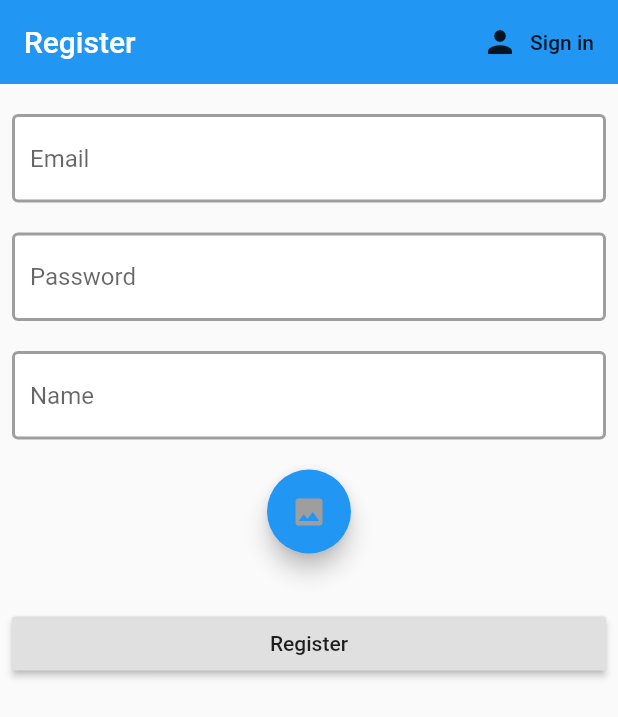
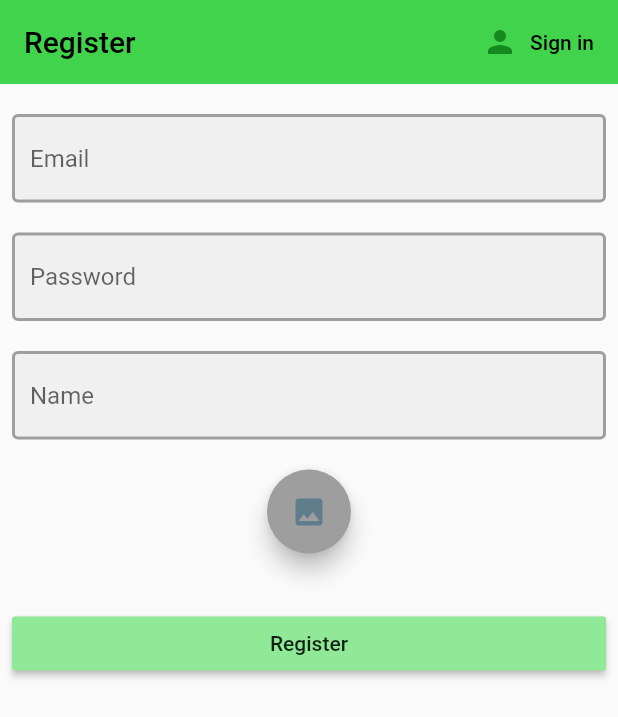
Before and after one commit to Chokolite/test_flutter_app_with_firebase, a Flutter app: the screen it shows after launch, after a tap on "Sign in", after a tap on "Register", on a phone screen of 412 x 824 dp. Shown: the top 717 px of the screen. Run offline on Flutter 3.47's test engine with Material 2 defaults, Android fonts, the phone set to English and light mode, and no system bars; our stand-ins replace cloud_firestore, firebase_auth, firebase_core, firebase_storage, google_sign_in, image_picker; accounts and stored records are empty; network calls fail.

Commit message:
changed color theme added "send from camera"

```diff
--- a/lib/main.dart
+++ b/lib/main.dart
@@ -2,6 +2,7 @@ import 'package:firebase_core/firebase_core.dart';
 import 'package:flutter/material.dart';
 import 'package:my_flutter_app_with_firebase/screens/Wrapper.dart';
 import 'package:my_flutter_app_with_firebase/services/AuthService.dart';
+import 'package:my_flutter_app_with_firebase/shared/Constants.dart';
 import 'package:provider/provider.dart';
 
 import 'model/UserData.dart';
@@ -19,6 +20,11 @@ class MyApp extends StatelessWidget {
     return StreamProvider<UserData>.value(
       value: AuthService().user,
       child: MaterialApp(
+        theme: ThemeData(
+          appBarTheme: AppBarTheme(
+            color: appBarColor,
+        ),
+        ),
        home: Wrapper()),
     );
   }
--- a/lib/screens/authenticate/Register.dart
+++ b/lib/screens/authenticate/Register.dart
@@ -31,15 +31,15 @@ class _RegisterState extends State<Register> {
   Widget build(BuildContext context) {
     return Scaffold(
       appBar: AppBar(
-        title: Text("Register"),
+        title: Text("Register", style: textColor,),
         elevation: 0.0,
         actions: [
           FlatButton.icon(
             onPressed: () {
               widget.switchView();
             },
-            icon: Icon(Icons.person),
-            label: Text("Sign in"),
+            icon: Icon(Icons.person, color: iconColor,),
+            label: Text("Sign in", style: textColor,),
           ),
         ],
       ),
@@ -73,9 +73,10 @@ class _RegisterState extends State<Register> {
               ),
               SizedBox(height: 20.0),
               FloatingActionButton(
+                backgroundColor: _picked ? buttonColor : Colors.grey,
                 child: Icon(
                   Icons.image,
-                  color: _picked ? Colors.green : Colors.grey,
+                  color: _picked ? Colors.green : Colors.blueGrey,
                 ),
                 onPressed: () async {
                   image = File((await ImagePicker()
@@ -92,6 +93,7 @@ class _RegisterState extends State<Register> {
                   child:
                   image == null ? Text("") : Image.file(image)),
               RaisedButton(
+                color: buttonColor,
                 child: Text("Register"),
                 onPressed: () async {
                   if (_formKey.currentState.validate()) {
--- a/lib/screens/authenticate/SignIn.dart
+++ b/lib/screens/authenticate/SignIn.dart
@@ -24,15 +24,15 @@ class _SignInState extends State<SignIn> {
   Widget build(BuildContext context) {
     return Scaffold(
       appBar: AppBar(
-        title: Text("Sign In"),
+        title: Text("Sign In", style: textColor,),
         elevation: 0.0,
         actions: [
           FlatButton.icon(
             onPressed: () {
               widget.switchView();
             },
-            icon: Icon(Icons.person),
-            label: Text("Register"),
+            icon: Icon(Icons.person, color: iconColor,),
+            label: Text("Register", style: textColor,),
           ),
         ],
       ),
@@ -54,7 +54,7 @@ class _SignInState extends State<SignIn> {
               ),
               SizedBox(height: 20.0),
               RaisedButton(
-                child: Text("Sign in"),
+                child: Text("Sign in", style: textColor,),
                 onPressed: () async {
                   dynamic result =
                       await _auth.signInWithEmailAndPassword(email, password);
@@ -64,13 +64,15 @@ class _SignInState extends State<SignIn> {
                     });
                   }
                 },
+                color: buttonColor,
               ),
               SizedBox(height: 20.0),
               RaisedButton(
-                child: Text("Sign in with Google"),
+                child: Text("Sign in with Google", style: textColor),
                 onPressed: () {
                   _auth.signInWithGoogle();
                 },
+                color: buttonColor,
               ),
               Text(
                 _error,
--- a/lib/screens/messenger/chat/ChatTile.dart
+++ b/lib/screens/messenger/chat/ChatTile.dart
@@ -20,7 +20,8 @@ class ChatTile extends StatelessWidget {
             : EdgeInsets.only(right: 30),
         padding: EdgeInsets.only(top: 10, bottom: 10, left: 20, right: 20),
         decoration: BoxDecoration(
-          color: message.sendBy == sendByMe ? Colors.blue : Colors.grey,
+          color: message.sendBy == sendByMe ? Color.fromRGBO(144, 233, 150, 0.6)
+            :  Color.fromRGBO(100, 150, 100, 0.6),
           borderRadius: message.sendBy == sendByMe
               ? BorderRadius.only(
                   topLeft: Radius.circular(23),
--- a/lib/screens/shop/MyList.dart
+++ b/lib/screens/shop/MyList.dart
@@ -1,6 +1,7 @@
 import 'package:flutter/material.dart';
 import 'package:my_flutter_app_with_firebase/model/Item.dart';
 import 'package:my_flutter_app_with_firebase/screens/shop/ProductDetails.dart';
+import 'package:my_flutter_app_with_firebase/shared/Constants.dart';
 import 'package:my_flutter_app_with_firebase/shared/Loading.dart';
 import 'package:provider/provider.dart';
 
@@ -25,6 +26,7 @@ class _MyListState extends State<MyList> {
                 return Padding(
                   padding: EdgeInsets.only(top: 8.0),
                   child: Card(
+                    color: buttonColor,
                     margin: EdgeInsets.fromLTRB(20.0, 6.0, 20.0, 0.0),
                     child: ListTile(
                       onTap: () {
@@ -56,6 +58,7 @@ class _MyListState extends State<MyList> {
                   },
                   child: Container(
                     child: Card(
+                      elevation: 0,
                       child: Image.network(_items[index].imageLink),
                     ),
                   ),
--- a/lib/shared/Constants.dart
+++ b/lib/shared/Constants.dart
@@ -1,12 +1,16 @@
 import 'package:flutter/material.dart';
 
  const textInputDecoration = InputDecoration(
-   fillColor: Colors.white,
    filled: true,
    enabledBorder: OutlineInputBorder(
      borderSide: BorderSide(color: Colors.grey, width: 2.0)
    ),
    focusedBorder: OutlineInputBorder(
-     borderSide: BorderSide(color: Colors.blue, width: 2.0)
+     borderSide: BorderSide(color: Colors.blueGrey, width: 2.0)
    ),
  );
+
+ const textColor =  TextStyle(color: Color.fromRGBO(0, 0, 0, 1.0));
+ const buttonColor = Color.fromRGBO(144, 233, 150, 1.0);
+ const appBarColor = Color.fromRGBO(65, 211, 75, 1.0);
+ const iconColor = Color.fromRGBO(21, 137, 29, 1.0);
```
Also changed, not shown: lib/screens/messenger/chat/Chat.dart (+7 -2 lines), lib/screens/shop/Shop.dart (+8 -5 lines).
